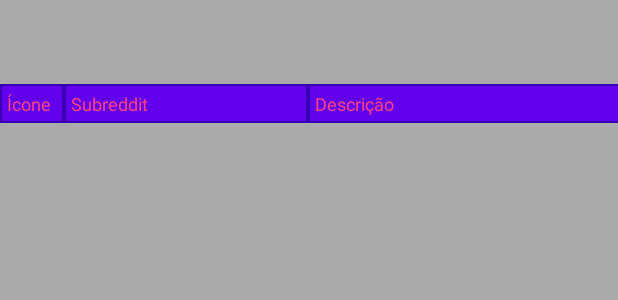
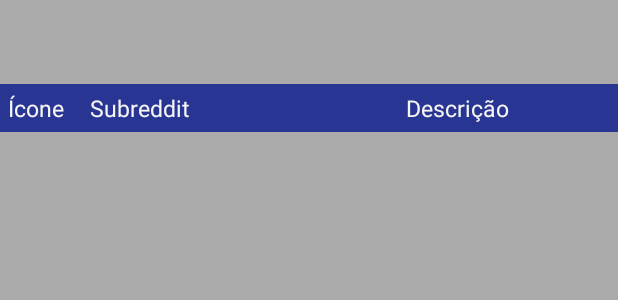
Before and after one commit to subreddit-emportugues/App, an Android app: the layout activity_main.xml on its own in the app's theme, with its tools: preview values and no code run, on a phone screen of 412 x 824 dp. Shown: the top 300 px of the screen. Run offline under Robolectric (Android 15) with nearby library versions, the phone set to English and light mode, and no system bars.

Commit message:
Fix dimensions issue and imitate site style

```diff
--- a/app/build.gradle
+++ b/app/build.gradle
@@ -36,4 +36,8 @@ dependencies {
     implementation 'com.google.code.gson:gson:2.8.5'
     implementation 'com.squareup.retrofit2:retrofit:2.3.0'
     implementation 'com.squareup.retrofit2:converter-gson:2.3.0'
+
+    // Dimens dp/sp
+    implementation 'com.intuit.sdp:sdp-android:1.0.6'
+    implementation 'com.intuit.ssp:ssp-android:1.0.6'
 }
--- a/app/src/main/res/layout/activity_main.xml
+++ b/app/src/main/res/layout/activity_main.xml
@@ -22,129 +22,130 @@
             <LinearLayout
                 android:layout_width="match_parent"
                 android:layout_height="wrap_content"
-                android:background="@color/design_default_color_primary_dark"
+                android:background="@color/indigo800"
                 android:orientation="horizontal">
 
                 <TextView
                     android:id="@+id/tvIcon"
-                    android:layout_width="40dp"
+                    android:layout_width="@dimen/_40sdp"
                     android:layout_height="wrap_content"
-                    android:layout_margin="1dp"
-                    android:background="@color/design_default_color_primary"
-                    android:padding="3dp"
+                    android:layout_margin="@dimen/_1sdp"
+                    android:background="@color/indigo800"
+                    android:padding="@dimen/_3sdp"
                     android:text="@string/header_icon"
                     android:textAppearance="?android:textAppearanceLarge"
-                    android:textColor="@color/colorAccent"
-                    android:textSize="12sp" />
+                    android:textColor="@color/grey100"
+                    android:textSize="@dimen/_12ssp" />
 
                 <TextView
                     android:id="@+id/tvName"
-                    android:layout_width="160dp"
+                    android:layout_width="@dimen/_160sdp"
                     android:layout_height="wrap_content"
-                    android:layout_margin="1dp"
-                    android:background="@color/design_default_color_primary"
-                    android:padding="3dp"
+                    android:layout_margin="@dimen/_1sdp"
+                    android:background="@color/indigo800"
+                    android:padding="@dimen/_3sdp"
                     android:text="@string/header_name"
                     android:textAppearance="?android:textAppearanceLarge"
-                    android:textColor="@color/colorAccent"
-                    android:textSize="12sp" />
+                    android:textColor="@color/grey100"
+                    android:textSize="@dimen/_12ssp" />
 
                 <TextView
                     android:id="@+id/tvDescription"
-                    android:layout_width="210dp"
+                    android:layout_width="@dimen/_210sdp"
                     android:layout_height="wrap_content"
-                    android:layout_margin="1dp"
-                    android:background="@color/design_default_color_primary"
+                    android:layout_margin="@dimen/_1sdp"
+                    android:background="@color/indigo800"
                     android:gravity="start"
-                    android:padding="3dp"
+                    android:padding="@dimen/_3sdp"
                     android:text="@string/header_description"
                     android:textAppearance="?android:textAppearanceMedium"
-                    android:textColor="@color/colorAccent"
-                    android:textSize="12sp" />
+                    android:textColor="@color/grey100"
+                    android:textSize="@dimen/_12ssp" />
 
                 <TextView
                     android:id="@+id/tvMembers"
-                    android:layout_width="65dp"
+                    android:layout_width="@dimen/_65sdp"
                     android:layout_height="wrap_content"
-                    android:layout_margin="1dp"
-                    android:background="@color/design_default_color_primary"
+                    android:layout_margin="@dimen/_1sdp"
+                    android:background="@color/indigo800"
                     android:gravity="center"
-                    android:padding="3dp"
+                    android:padding="@dimen/_3sdp"
                     android:text="@string/header_members"
                     android:textAppearance="?android:textAppearanceMedium"
-                    android:textColor="@color/colorAccent"
-                    android:textSize="12sp" />
+                    android:textColor="@color/grey100"
+                    android:textSize="@dimen/_12ssp" />
 
                 <TextView
                     android:id="@+id/tvAge"
-                    android:layout_width="80dp"
+                    android:layout_width="@dimen/_80sdp"
                     android:layout_height="wrap_content"
-                    android:layout_margin="1dp"
-                    android:background="@color/design_default_color_primary"
+                    android:layout_margin="@dimen/_1sdp"
+                    android:background="@color/indigo800"
                     android:gravity="center"
-                    android:padding="3dp"
+                    android:padding="@dimen/_3sdp"
                     android:text="@string/header_age"
                     android:textAppearance="?android:textAppearanceMedium"
-                    android:textColor="@color/colorAccent"
-                    android:textSize="12sp" />
+                    android:textColor="@color/grey100"
+                    android:textSize="@dimen/_12ssp" />
 
                 <TextView
                     android:id="@+id/tvNSFW"
-                    android:layout_width="60dp"
+                    android:layout_width="@dimen/_60sdp"
                     android:layout_height="wrap_content"
-                    android:layout_margin="1dp"
-                    android:background="@color/design_default_color_primary"
+                    android:layout_margin="@dimen/_1sdp"
+                    android:background="@color/indigo800"
                     android:gravity="center"
-                    android:padding="3dp"
+                    android:padding="@dimen/_3sdp"
                     android:text="@string/header_nsfw"
                     android:textAppearance="?android:textAppearanceMedium"
-                    android:textColor="@color/colorAccent"
-                    android:textSize="12sp" />
+                    android:textColor="@color/grey100"
+                    android:textSize="@dimen/_12ssp" />
 
                 <TextView
                     android:id="@+id/tvComments"
-                    android:layout_width="85dp"
+                    android:layout_width="@dimen/_85sdp"
                     android:layout_height="wrap_content"
-                    android:layout_margin="1dp"
-                    android:background="@color/design_default_color_primary"
+                    android:layout_margin="@dimen/_1sdp"
+                    android:background="@color/indigo800"
                     android:gravity="center"
-                    android:padding="3dp"
+                    android:padding="@dimen/_3sdp"
                     android:text="@string/header_recent_comments"
                     android:textAppearance="?android:textAppearanceMedium"
-                    android:textColor="@color/colorAccent"
-                    android:textSize="12sp" />
+                    android:textColor="@color/grey100"
+                    android:textSize="@dimen/_12ssp" />
 
                 <TextView
                     android:id="@+id/tvSubmissions"
-                    android:layout_width="80dp"
+                    android:layout_width="@dimen/_80sdp"
                     android:layout_height="wrap_content"
-                    android:layout_margin="1dp"
-                    android:background="@color/design_default_color_primary"
+                    android:layout_margin="@dimen/_1sdp"
+                    android:background="@color/indigo800"
                     android:gravity="center"
-                    android:padding="3dp"
+                    android:padding="@dimen/_3sdp"
                     android:text="@string/header_recent_submissions"
                     android:textAppearance="?android:textAppearanceMedium"
-                    android:textColor="@color/colorAccent"
-                    android:textSize="12sp" />
+                    android:textColor="@color/grey100"
+                    android:textSize="@dimen/_12ssp" />
 
                 <TextView
                     android:id="@+id/tvModerators"
-                    android:layout_width="85dp"
+                    android:layout_width="@dimen/_85sdp"
                     android:layout_height="wrap_content"
-                    android:layout_margin="1dp"
-                    android:background="@color/design_default_color_primary"
+                    android:layout_margin="@dimen/_1sdp"
+                    android:background="@color/indigo800"
                     android:gravity="center"
-                    android:padding="3dp"
+                    android:padding="@dimen/_3sdp"
                     android:text="@string/header_moderators"
                     android:textAppearance="?android:textAppearanceMedium"
-                    android:textColor="@color/colorAccent"
-                    android:textSize="12sp" />
+                    android:textColor="@color/grey100"
+                    android:textSize="@dimen/_12ssp" />
             </LinearLayout>
 
             <ListView
                 android:id="@+id/listView"
                 android:layout_width="match_parent"
                 android:layout_height="match_parent"
+                android:background="@color/indigo900"
                 android:divider="@null"
                 android:scrollbars="none"
                 app:layout_behavior="@string/appbar_scrolling_view_behavior" />
--- a/app/src/main/res/values/colors.xml
+++ b/app/src/main/res/values/colors.xml
@@ -1,6 +1,10 @@
 <?xml version="1.0" encoding="utf-8"?>
 <resources>
-    <color name="colorPrimary">#3F51B5</color>
-    <color name="colorPrimaryDark">#303F9F</color>
-    <color name="colorAccent">#FF4081</color>
+    <color name="indigo400">#5C6BC0</color>
+    <color name="indigo500">#3F51B5</color>
+    <color name="indigo800">#283593</color>
+    <color name="indigo900">#1A237E</color>
+    <color name="grey100">#F5F5F5</color>
+    <color name="grey300">#E0E0E0</color>
+    <color name="orangeA200">#FFAB40</color>
 </resources>
--- a/app/src/main/res/values/dimens.xml
+++ /dev/null
@@ -1,5 +0,0 @@
-<resources>
-    <!-- Default screen margins, per the Android Design guidelines. -->
-    <dimen name="activity_horizontal_margin">16dp</dimen>
-    <dimen name="activity_vertical_margin">16dp</dimen>
-</resources>
--- a/app/src/main/res/values/styles.xml
+++ b/app/src/main/res/values/styles.xml
@@ -1,11 +1,10 @@
 <resources>
 
-    <!-- Base application theme. -->
-    <style name="AppTheme" parent="Theme.AppCompat.Light.DarkActionBar">
-        <!-- Customize your theme here. -->
-        <item name="colorPrimary">@color/colorPrimary</item>
-        <item name="colorPrimaryDark">@color/colorPrimaryDark</item>
-        <item name="colorAccent">@color/colorAccent</item>
+    <style name="AppTheme" parent="Theme.AppCompat">
+        <item name="colorPrimary">@color/indigo800</item>
+        <item name="colorPrimaryDark">@color/indigo900</item>
+        <item name="colorAccent">@color/orangeA200</item>
+        <item name="android:textColorPrimary">@color/orangeA200</item>
     </style>
 
     <style name="AppTheme.NoActionBar">
@@ -13,8 +12,8 @@
         <item name="windowNoTitle">true</item>
     </style>
 
-    <style name="AppTheme.AppBarOverlay" parent="ThemeOverlay.AppCompat.Dark.ActionBar" />
+    <style name="AppTheme.AppBarOverlay" parent="ThemeOverlay.AppCompat" />
 
-    <style name="AppTheme.PopupOverlay" parent="ThemeOverlay.AppCompat.Light" />
+    <style name="AppTheme.PopupOverlay" parent="ThemeOverlay.AppCompat" />
 
 </resources>
--- a/build.gradle
+++ b/build.gradle
@@ -1,14 +1,10 @@
-// Top-level build file where you can add configuration options common to all sub-projects/modules.
-
 buildscript {
     repositories {
         google()
         jcenter()
     }
     dependencies {
-        classpath 'com.android.tools.build:gradle:3.3.2'
-        // NOTE: Do not place your application dependencies here; they belong
-        // in the individual module build.gradle files
+        classpath 'com.android.tools.build:gradle:3.4.1'
     }
 }
 
```
Also changed, not shown: app/src/main/java/org/emportugues/aplicativo/adapter/MyContactAdapter.java (+18 -19 lines), app/src/main/res/layout/layout_row_view.xml (+44 -36 lines), app/src/main/res/values-v21/styles.xml (deleted, +0 -10 lines), app/src/main/res/values-w820dp/dimens.xml (deleted, +0 -7 lines), gradle/wrapper/gradle-wrapper.properties.
